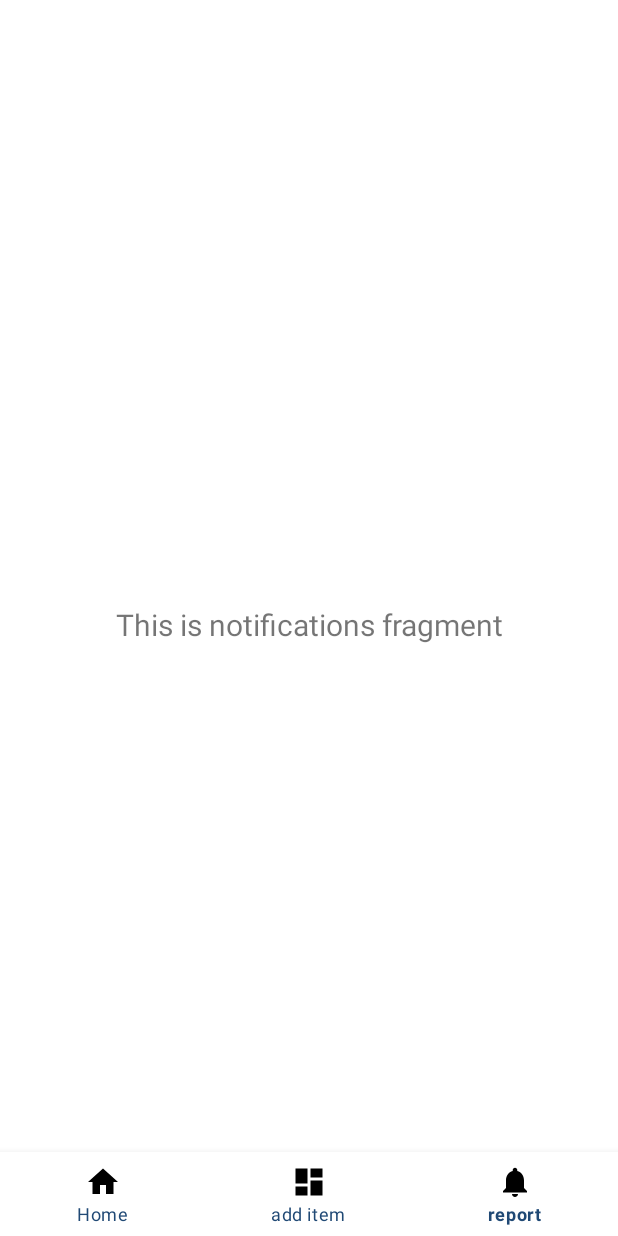
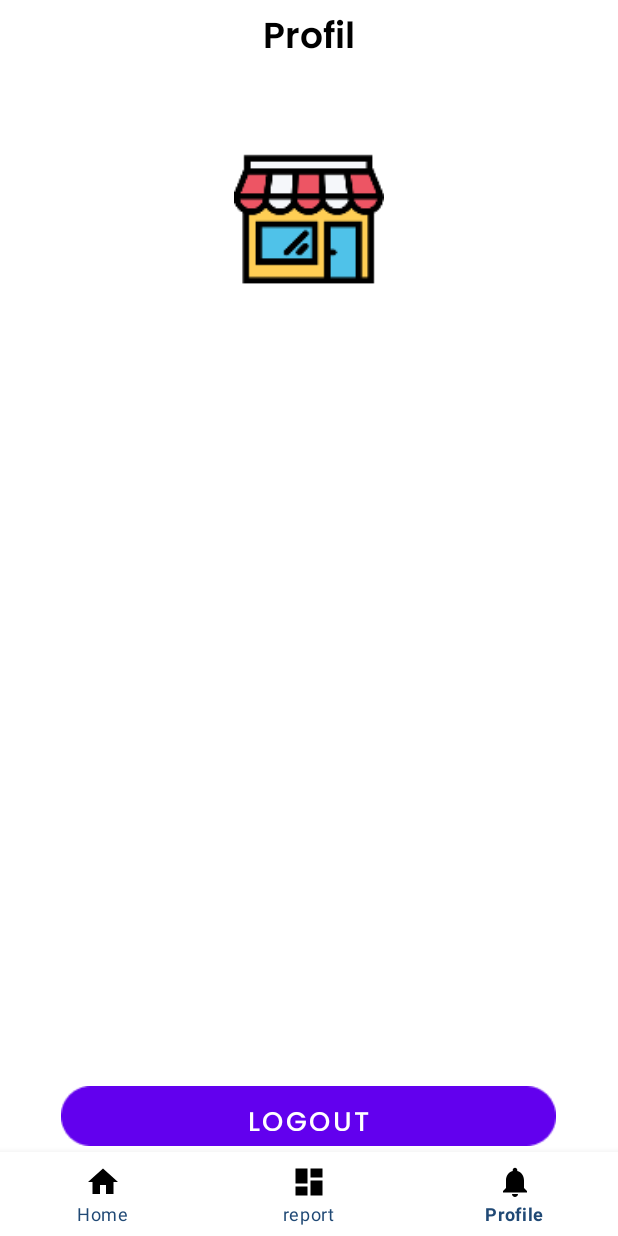
Before and after one commit to alfanshter/SmartToko, an Android app: the AdminActivity screen opened directly, with no data from a screen before it, item 3 of the bottom bar chosen, on a phone screen of 412 x 824 dp. Run offline under Robolectric (Android 15) with nearby library versions, the phone set to English and light mode, and no system bars; our stand-ins replace Room's generated code.

Commit message:
tambah button logout

```diff
--- a/app/src/main/java/com/imah/smarttoko/admin/AdminActivity.java
+++ b/app/src/main/java/com/imah/smarttoko/admin/AdminActivity.java
@@ -53,10 +53,10 @@ public class AdminActivity extends AppCompatActivity implements  BottomNavigatio
             case R.id.navigation_home:
                 fragment = new HomeFragment();
                 break;
-            case R.id.navigation_item:
+            case R.id.navigation_laporan:
                 fragment = new LaporanFragment();
                 break;
-            case R.id.navigation_laporan:
+            case R.id.navigation_profil:
                 fragment = new ProfilFragment();
                 break;
         }
--- a/app/src/main/java/com/imah/smarttoko/admin/ui/laporan/ProfilFragment.java
+++ b/app/src/main/java/com/imah/smarttoko/admin/ui/laporan/ProfilFragment.java
@@ -1,5 +1,6 @@
 package com.imah.smarttoko.admin.ui.laporan;
 
+import android.content.Intent;
 import android.os.Bundle;
 import android.view.LayoutInflater;
 import android.view.View;
@@ -11,29 +12,34 @@ import androidx.fragment.app.Fragment;
 import androidx.lifecycle.Observer;
 import androidx.lifecycle.ViewModelProvider;
 
-import com.imah.smarttoko.databinding.FragmentNotificationsBinding;
+import com.imah.smarttoko.admin.AdminActivity;
+import com.imah.smarttoko.auth.AuthActivity;
+import com.imah.smarttoko.databinding.FragmentProfilBinding;
+import com.imah.smarttoko.session.Preferences;
 
 public class ProfilFragment extends Fragment {
 
-    private ProfilViewModel notificationsViewModel;
-private FragmentNotificationsBinding binding;
+    private ProfilViewModel profilViewModelViewModel;
+private FragmentProfilBinding binding;
 
     public View onCreateView(@NonNull LayoutInflater inflater,
             ViewGroup container, Bundle savedInstanceState) {
-        notificationsViewModel =
+        profilViewModelViewModel =
                 new ViewModelProvider(this).get(ProfilViewModel.class);
 
-    binding = FragmentNotificationsBinding.inflate(inflater, container, false);
-    View root = binding.getRoot();
+    binding = FragmentProfilBinding.inflate(inflater, container, false);
 
-        final TextView textView = binding.textNotifications;
-        notificationsViewModel.getText().observe(getViewLifecycleOwner(), new Observer<String>() {
-            @Override
-            public void onChanged(@Nullable String s) {
-                textView.setText(s);
-            }
-        });
-        return root;
+    binding.btnLogout.setOnClickListener(new View.OnClickListener() {
+        @Override
+        public void onClick(View v) {
+            Preferences.setIsLogin(getActivity(),"");
+            Intent intent = new Intent(requireContext().getApplicationContext(), AuthActivity.class);
+            startActivity(intent);
+            getActivity().finish();
+
+        }
+    });
+        return binding.getRoot();
     }
 
 @Override
--- a/app/src/main/res/layout/fragment_notifications.xml
+++ /dev/null
@@ -1,23 +0,0 @@
-<?xml version="1.0" encoding="utf-8"?>
-<androidx.constraintlayout.widget.ConstraintLayout
-    xmlns:android="http://schemas.android.com/apk/res/android"
-    xmlns:app="http://schemas.android.com/apk/res-auto"
-    xmlns:tools="http://schemas.android.com/tools"
-    android:layout_width="match_parent"
-    android:layout_height="match_parent"
-    tools:context=".admin.ui.laporan.ProfilFragment" >
-
-    <TextView
-        android:id="@+id/text_notifications"
-        android:layout_width="match_parent"
-        android:layout_height="wrap_content"
-        android:layout_marginStart="8dp"
-        android:layout_marginTop="8dp"
-        android:layout_marginEnd="8dp"
-        android:textAlignment="center"
-        android:textSize="20sp"
-        app:layout_constraintEnd_toEndOf="parent"
-        app:layout_constraintStart_toStartOf="parent"
-        app:layout_constraintTop_toTopOf="parent"
-        app:layout_constraintBottom_toBottomOf="parent" />
-</androidx.constraintlayout.widget.ConstraintLayout>
--- /dev/null
+++ b/app/src/main/res/layout/fragment_profil.xml
@@ -0,0 +1,66 @@
+<?xml version="1.0" encoding="utf-8"?>
+<RelativeLayout
+    xmlns:android="http://schemas.android.com/apk/res/android"
+    xmlns:app="http://schemas.android.com/apk/res-auto"
+    xmlns:tools="http://schemas.android.com/tools"
+    android:layout_width="match_parent"
+    android:layout_height="match_parent"
+    android:layout_marginBottom="60dp"
+    tools:context=".admin.ui.laporan.ProfilFragment" >
+
+    <TextView
+        android:layout_width="wrap_content"
+        android:layout_height="wrap_content"
+        android:text="Profil"
+        android:layout_marginTop="5dp"
+        android:layout_gravity="center_horizontal"
+        android:textColor="#000"
+        android:layout_centerHorizontal="true"
+        android:fontFamily="@font/poppins_semibold"
+        android:id="@+id/judul"
+        android:textSize="24dp"
+
+        />
+
+    <ImageView
+        android:layout_width="100dp"
+        android:layout_height="100dp"
+        android:src="@drawable/logo_shop"
+        android:layout_centerHorizontal="true"
+        android:layout_marginTop="50dp"
+        android:id="@+id/gambar"
+        android:layout_below="@+id/judul" />
+
+    <TextView
+        android:layout_width="wrap_content"
+        android:layout_height="wrap_content"
+        android:id="@+id/txt_nama"
+        android:layout_below="@+id/gambar"
+        android:layout_centerHorizontal="true"
+        android:layout_marginTop="20dp"
+        android:textSize="24dp"
+        android:fontFamily="@font/poppins_semibold" />
+
+
+    <TextView
+        android:layout_width="wrap_content"
+        android:layout_height="wrap_content"
+        android:layout_above="@+id/btn_logout"
+        android:layout_centerHorizontal="true"
+        android:layout_marginBottom="10dp"
+        android:id="@+id/version" />
+
+    <Button
+        android:id="@+id/btn_logout"
+        android:layout_width="330dp"
+        android:layout_height="40dp"
+        android:fontFamily="@font/poppins_medium"
+        android:background="@drawable/kotakmerahbutto"
+        android:text="LOGOUT"
+        android:textColor="#ffffff"
+        android:textSize="18dp"
+        android:layout_alignParentBottom="true"
+        android:layout_centerHorizontal="true" />
+
+
+</RelativeLayout>
--- a/app/src/main/res/menu/bottom_nav_menu.xml
+++ b/app/src/main/res/menu/bottom_nav_menu.xml
@@ -7,13 +7,13 @@
         android:title="@string/title_home"/>
 
     <item
-        android:id="@+id/navigation_item"
+        android:id="@+id/navigation_laporan"
         android:icon="@drawable/ic_dashboard_black_24dp"
-        android:title="@string/title_additem"/>
+        android:title="@string/title_laporanjual"/>
 
     <item
-        android:id="@+id/navigation_laporan"
+        android:id="@+id/navigation_profil"
         android:icon="@drawable/ic_notifications_black_24dp"
-        android:title="@string/title_laporanjual"/>
+        android:title="@string/profil"/>
 
 </menu>
--- a/app/src/main/res/navigation/mobile_navigation.xml
+++ b/app/src/main/res/navigation/mobile_navigation.xml
@@ -21,5 +21,5 @@
         android:id="@+id/navigation_notifications"
         android:name="com.imah.smarttoko.admin.ui.laporan.ProfilFragment"
         android:label="@string/title_laporanjual"
-        tools:layout="@layout/fragment_notifications" />
+        tools:layout="@layout/fragment_profil" />
 </navigation>
--- a/app/src/main/res/values/strings.xml
+++ b/app/src/main/res/values/strings.xml
@@ -7,6 +7,7 @@
     <string name="title_home">Home</string>
     <string name="title_additem">add item</string>
     <string name="title_laporanjual">report</string>
+    <string name="profil">Profile</string>
 
     <string name="passwor_salah">Wrong password or username</string>
 
```
Also changed, not shown: app/src/main/java/com/imah/smarttoko/auth/AuthActivity.java (+11 -1 lines), app/src/main/res/layout/fragment_laporan.xml (+42 -121 lines), app/src/main/res/drawable-v24/kotakmerahbutto.png (added), 1 other file.
